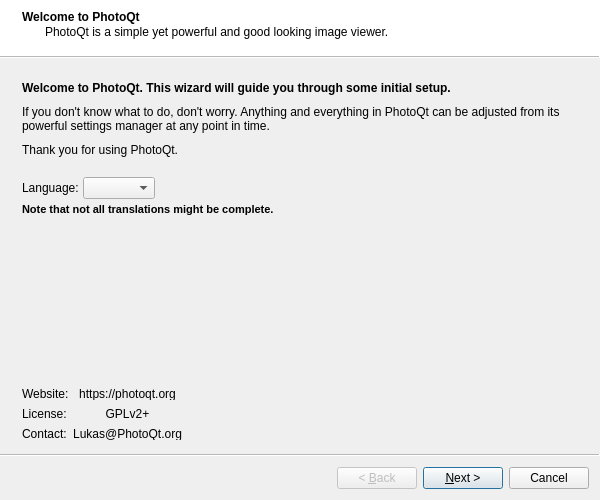
Above: cplusplus/header/pqc_wizard.ui from luspi/photoqt before the change. Below: the same form after it.
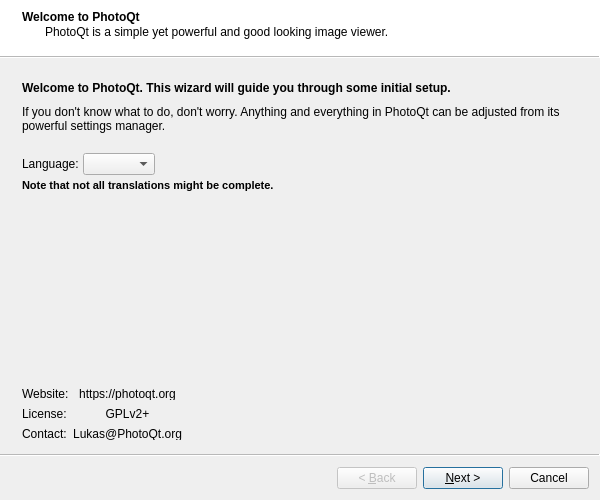
That is the form after the change.

Commit message: [PQCWizard] reduce amount of text slightly from intro page

What changed in the file:
```diff
--- a/cplusplus/header/pqc_wizard.ui
+++ b/cplusplus/header/pqc_wizard.ui
@@ -66,17 +66,7 @@
       <item>
        <widget class="QLabel" name="label_2">
         <property name="text">
-         <string comment="wizard">If you don't know what to do, don't worry. Anything and everything in PhotoQt can be adjusted from its powerful settings manager at any point in time.</string>
-        </property>
-        <property name="wordWrap">
-         <bool>true</bool>
-        </property>
-       </widget>
-      </item>
-      <item>
-       <widget class="QLabel" name="label_5">
-        <property name="text">
-         <string comment="wizard">Thank you for using PhotoQt.</string>
+         <string comment="wizard">If you don't know what to do, don't worry. Anything and everything in PhotoQt can be adjusted from its powerful settings manager.</string>
         </property>
         <property name="wordWrap">
          <bool>true</bool>
```
The commit also changes 1 other file.
